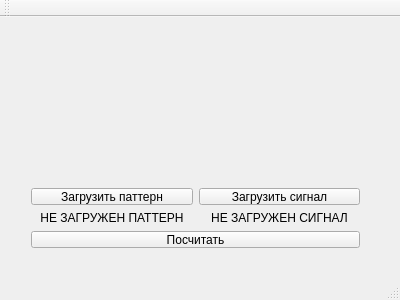
First picture: the form in mainwindow.ui, repository Kompot11181/Corell, before the edit.
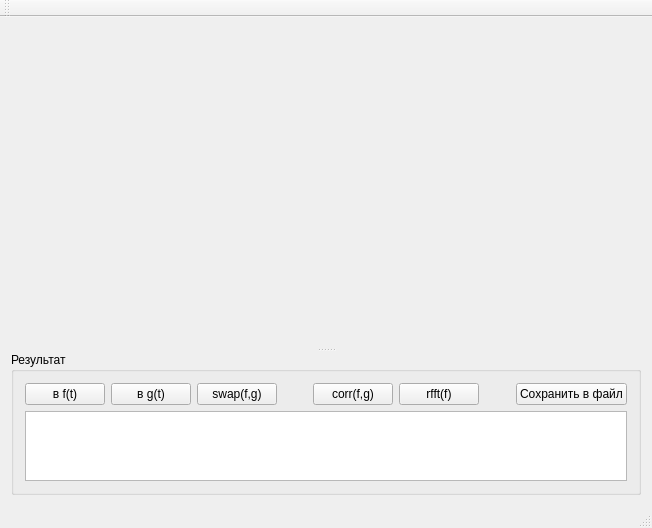
Second picture: the form after the edit. Icons and pictures are not drawn.

```diff
--- a/mainwindow.ui
+++ b/mainwindow.ui
@@ -6,75 +6,131 @@
    <rect>
     <x>0</x>
     <y>0</y>
-    <width>400</width>
-    <height>300</height>
+    <width>652</width>
+    <height>528</height>
    </rect>
   </property>
   <property name="windowTitle">
    <string>MainWindow</string>
   </property>
   <widget class="QWidget" name="centralWidget">
-   <widget class="QWidget" name="">
-    <property name="geometry">
-     <rect>
-      <x>20</x>
-      <y>160</y>
-      <width>351</width>
-      <height>81</height>
-     </rect>
-    </property>
-    <layout class="QVBoxLayout" name="verticalLayout">
+   <layout class="QVBoxLayout" name="verticalLayout_5">
      <item>
+     <widget class="QSplitter" name="splitter">
+      <property name="sizePolicy">
+       <sizepolicy hsizetype="Expanding" vsizetype="Expanding">
+        <horstretch>0</horstretch>
+        <verstretch>0</verstretch>
+       </sizepolicy>
+      </property>
+      <property name="orientation">
+       <enum>Qt::Vertical</enum>
+      </property>
+      <widget class="QWidget" name="wFunctions" native="true">
       <layout class="QHBoxLayout" name="horizontalLayout">
        <item>
-        <widget class="QPushButton" name="pbLoadPattern">
+         <spacer name="verticalSpacer">
+          <property name="orientation">
+           <enum>Qt::Vertical</enum>
+          </property>
+          <property name="sizeType">
+           <enum>QSizePolicy::Preferred</enum>
+          </property>
+          <property name="sizeHint" stdset="0">
+           <size>
+            <width>0</width>
+            <height>600</height>
+           </size>
+          </property>
+         </spacer>
+        </item>
+       </layout>
+      </widget>
+      <widget class="QGroupBox" name="gbR">
+       <property name="title">
+        <string>Результат</string>
+       </property>
+       <layout class="QVBoxLayout" name="verticalLayout_4">
+        <item>
+         <layout class="QHBoxLayout" name="horizontalLayout_5">
+          <item>
+           <widget class="QPushButton" name="pbRToF">
          <property name="text">
-          <string>Загрузить паттерн</string>
+             <string>в f(t)</string>
          </property>
         </widget>
        </item>
        <item>
-        <widget class="QPushButton" name="pbLoadSignal">
+           <widget class="QPushButton" name="pbRToG">
          <property name="text">
-          <string>Загрузить сигнал</string>
+             <string>в g(t)</string>
          </property>
         </widget>
        </item>
-      </layout>
+          <item>
+           <widget class="QPushButton" name="pbSwap">
+            <property name="text">
+             <string>swap(f,g)</string>
+            </property>
+           </widget>
      </item>
      <item>
-      <layout class="QHBoxLayout" name="horizontalLayout_2">
+           <spacer name="horizontalSpacer">
+            <property name="orientation">
+             <enum>Qt::Horizontal</enum>
+            </property>
+            <property name="sizeHint" stdset="0">
+             <size>
+              <width>40</width>
+              <height>20</height>
+             </size>
+            </property>
+           </spacer>
+          </item>
        <item>
-        <widget class="QLabel" name="lPatternLoaded">
+           <widget class="QPushButton" name="pbCorr">
          <property name="text">
-          <string>НЕ ЗАГРУЖЕН ПАТТЕРН</string>
-         </property>
-         <property name="alignment">
-          <set>Qt::AlignCenter</set>
-         </property>
+             <string>corr(f,g)</string>
+            </property>
         </widget>
        </item>
        <item>
-        <widget class="QLabel" name="lSignalLoaded">
+           <widget class="QPushButton" name="pbRFFT">
          <property name="text">
-          <string>НЕ ЗАГРУЖЕН СИГНАЛ</string>
-         </property>
-         <property name="alignment">
-          <set>Qt::AlignCenter</set>
-         </property>
-        </widget>
-       </item>
-      </layout>
+             <string>rfft(f)</string>
+            </property>
+           </widget>
+          </item>
+          <item>
+           <spacer name="horizontalSpacer_2">
+            <property name="orientation">
+             <enum>Qt::Horizontal</enum>
+            </property>
+            <property name="sizeHint" stdset="0">
+             <size>
+              <width>40</width>
+              <height>20</height>
+             </size>
+            </property>
+           </spacer>
      </item>
      <item>
-      <widget class="QPushButton" name="pbCalc">
+           <widget class="QPushButton" name="pbSave">
        <property name="text">
-        <string>Посчитать</string>
+             <string>Сохранить в файл</string>
        </property>
       </widget>
      </item>
     </layout>
-   </widget>
+        </item>
+        <item>
+         <widget class="QPlainTextEdit" name="teResult"/>
+        </item>
+       </layout>
+      </widget>
+     </widget>
+    </item>
+   </layout>
   </widget>
   <widget class="QMenuBar" name="menuBar">
    <property name="geometry">
```
Left out of the diff: 12 changed lines with no effect on the pictures. Lines whose indentation alone changed are shown as unchanged.
